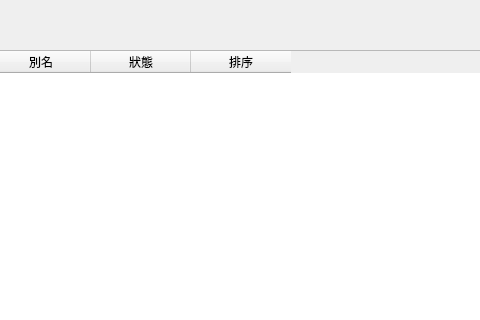
Above: layouts/Layout7.ui from jerrygskk/project_police before the change; both pictures show x 390 to 870 and y 0 to 320 of the 1100 by 768 pixel window. Below: the same form after it.
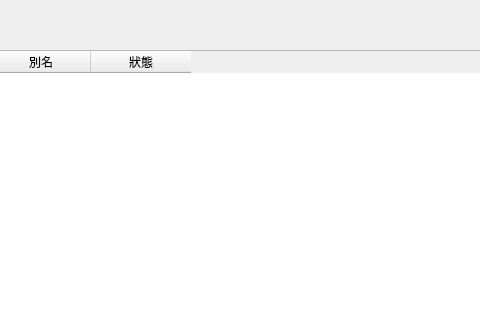
That is the form after the change. The open tabs and pages were chosen to show the change.

Commit message:
feat(settings,archive,browse): #3 設定頁拖拉排序（移除四顆排序鈕）+ 歸檔根目錄未設定紅字警示與重置後清空
- 設定頁三張參照表改拖拉排序，移除上移/下移四顆按鈕

- 拖拉完成後按「儲存排序」確認，離頁前有 unsaved 提示

- autoScrollMargin 90px，新增提示文字 label 於儲存鈕左側

- 跨年度重置後清空 archive_root/subdir_crim/subdir_gen

- 瀏覽/歸檔 Tab 切入時若 archive_root 空，顯示紅字警示

- 設定頁切入時若 archive_root 空，彈出一次性確認對話框

- 移除 dead code：unused import、_SORT_BTN_SS、_DISPATCH_DATE_COLOR 常數

```diff
--- a/layouts/Layout7.ui
+++ b/layouts/Layout7.ui
@@ -227,7 +227,7 @@
               <column><property name="text"><string>姓名</string></property></column>
               <column><property name="text"><string>別名</string></property></column>
               <column><property name="text"><string>狀態</string></property></column>
-              <column><property name="text"><string>排序</string></property></column>
+              
              </widget>
             </item>
            </layout>
```
Left out of the diff: 19 changed lines with no effect on the pictures. The commit also changes 9 other files.
